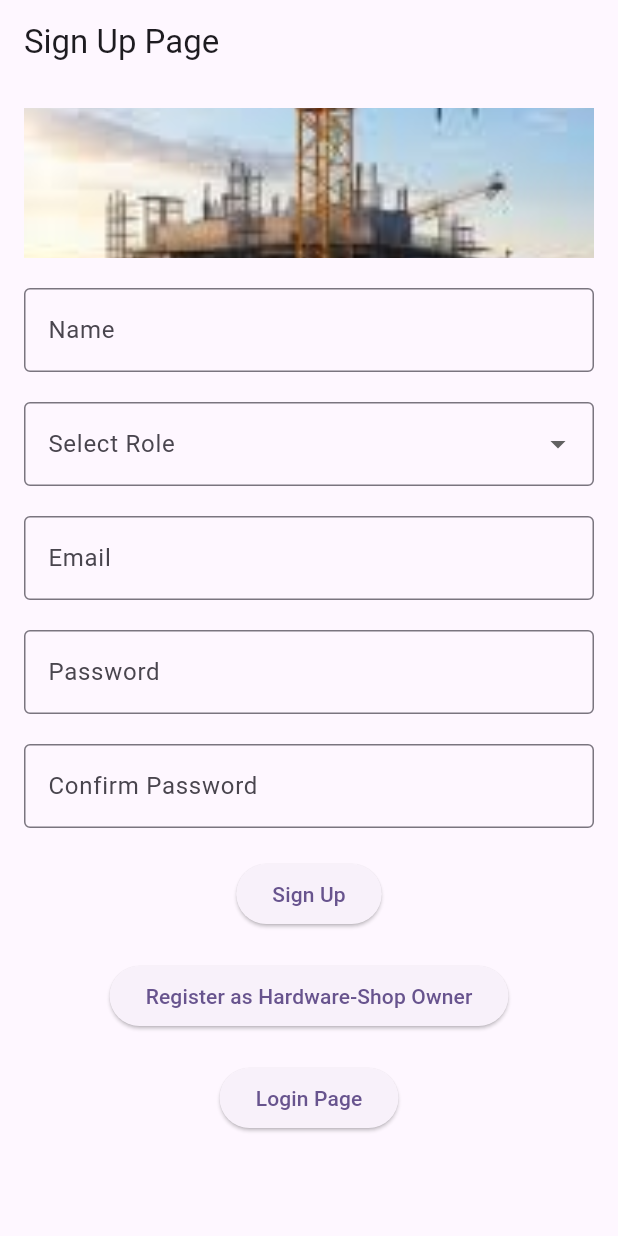
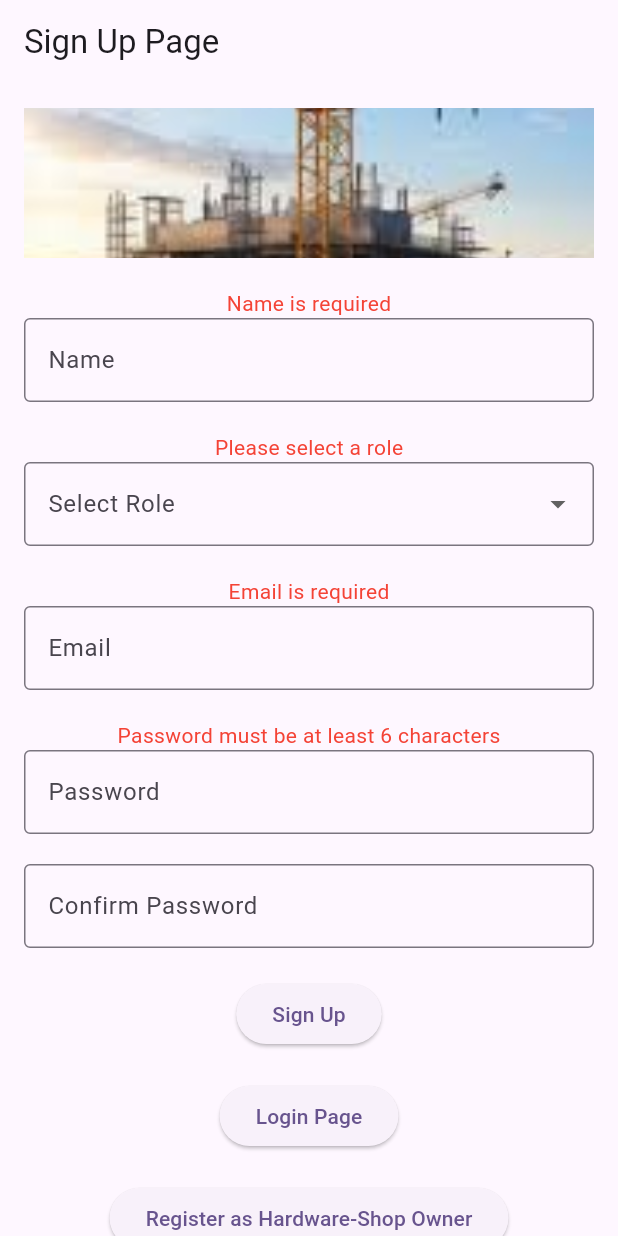
Before and after one commit to Kavishka-Ranasinghe/Buildsphere-Mobile-App, a Flutter app: the screen it shows after launch, after a tap on "Sign Up", on a phone screen of 412 x 824 dp. Run offline on Flutter 3.47's test engine with Material 3 defaults, Android fonts, the phone set to English and light mode, and no system bars; our stand-ins replace image_picker, shared_preferences.

Commit message:
Adding validation for signup

```diff
--- a/lib/sign_up.dart
+++ b/lib/sign_up.dart
@@ -18,17 +18,30 @@ class _SignUpPageState extends State<SignUpPage> {
   String? _selectedRole;
   final List<String> _roles = ['Client', 'Engineer', 'Planner'];
 
-  void _showPasswordMismatchDialog() {
+  final _formKey = GlobalKey<FormState>();
+
+  // Error messages
+  String? _nameError;
+  String? _roleError;
+  String? _emailError;
+  String? _passwordError;
+  String? _confirmPasswordError;
+
+  void _showSignUpSuccessDialog() {
     showDialog(
       context: context,
       builder: (BuildContext context) {
         return AlertDialog(
-          title: const Text('Error'),
-          content: const Text('Passwords do not match. Please try again.'),
+          title: const Text('Success'),
+          content: const Text('Sign-up successful! You can now log in.'),
           actions: [
             TextButton(
               onPressed: () {
                 Navigator.of(context).pop(); // Close the dialog
+                Navigator.push(
+                  context,
+                  MaterialPageRoute(builder: (context) => const LoginPage()),
+                ); // Navigate to LoginPage
               },
               child: const Text('OK'),
             ),
@@ -36,6 +49,37 @@ class _SignUpPageState extends State<SignUpPage> {
         );
       },
     );
+  }
+
+  bool _validateEmail(String email) {
+    final RegExp emailRegex = RegExp(
+        r'^[a-zA-Z0-9._%+-]+@[a-zA-Z0-9.-]+\.[a-zA-Z]{2,}$');
+    return emailRegex.hasMatch(email);
+  }
+
+  void _validateInputs() {
+    setState(() {
+      _nameError = _nameController.text.isEmpty ? 'Name is required' : null;
+      _roleError = _selectedRole == null ? 'Please select a role' : null;
+      _emailError = _emailController.text.isEmpty
+          ? 'Email is required'
+          : (!_validateEmail(_emailController.text) ? 'Enter a valid email' : null);
+      _passwordError = _passwordController.text.length < 6
+          ? 'Password must be at least 6 characters'
+          : null;
+      _confirmPasswordError = _confirmPasswordController.text != _passwordController.text
+          ? 'Passwords do not match'
+          : null;
+    });
+
+    // If all fields are valid, show success message
+    if (_nameError == null &&
+        _roleError == null &&
+        _emailError == null &&
+        _passwordError == null &&
+        _confirmPasswordError == null) {
+      _showSignUpSuccessDialog();
+    }
   }
 
   @override
@@ -46,6 +90,8 @@ class _SignUpPageState extends State<SignUpPage> {
       ),
       body: SingleChildScrollView(
         padding: const EdgeInsets.all(16.0),
+        child: Form(
+          key: _formKey,
           child: Column(
             mainAxisAlignment: MainAxisAlignment.start,
             children: [
@@ -59,7 +105,11 @@ class _SignUpPageState extends State<SignUpPage> {
                 ),
               ),
               const SizedBox(height: 20),
-            TextField(
+
+              // Name Input
+              if (_nameError != null)
+                Text(_nameError!, style: const TextStyle(color: Colors.red)),
+              TextFormField(
                 controller: _nameController,
                 decoration: const InputDecoration(
                   labelText: 'Name',
@@ -67,6 +117,10 @@ class _SignUpPageState extends State<SignUpPage> {
                 ),
               ),
               const SizedBox(height: 20),
+
+              // Role Selection
+              if (_roleError != null)
+                Text(_roleError!, style: const TextStyle(color: Colors.red)),
               DropdownButtonFormField<String>(
                 value: _selectedRole,
                 items: _roles.map((role) {
@@ -86,7 +140,11 @@ class _SignUpPageState extends State<SignUpPage> {
                 ),
               ),
               const SizedBox(height: 20),
-            TextField(
+
+              // Email Input
+              if (_emailError != null)
+                Text(_emailError!, style: const TextStyle(color: Colors.red)),
+              TextFormField(
                 controller: _emailController,
                 decoration: const InputDecoration(
                   labelText: 'Email',
@@ -94,7 +152,11 @@ class _SignUpPageState extends State<SignUpPage> {
                 ),
               ),
               const SizedBox(height: 20),
-            TextField(
+
+              // Password Input
+              if (_passwordError != null)
+                Text(_passwordError!, style: const TextStyle(color: Colors.red)),
+              TextFormField(
                 controller: _passwordController,
                 decoration: const InputDecoration(
                   labelText: 'Password',
@@ -103,7 +165,11 @@ class _SignUpPageState extends State<SignUpPage> {
                 obscureText: true,
               ),
               const SizedBox(height: 20),
-            TextField(
+
+              // Confirm Password Input
+              if (_confirmPasswordError != null)
+                Text(_confirmPasswordError!, style: const TextStyle(color: Colors.red)),
+              TextFormField(
                 controller: _confirmPasswordController,
                 decoration: const InputDecoration(
                   labelText: 'Confirm Password',
@@ -112,20 +178,29 @@ class _SignUpPageState extends State<SignUpPage> {
                 obscureText: true,
               ),
               const SizedBox(height: 20),
+
+              // Sign Up Button
               ElevatedButton(
-              onPressed: () {
-                if (_passwordController.text == _confirmPasswordController.text) {
-                  // Handle normal sign-up logic
-                } else {
-                  _showPasswordMismatchDialog();
-                }
-              },
+                onPressed: _validateInputs,
                 child: const Text('Sign Up'),
               ),
               const SizedBox(height: 20),
+
+              // Login Button
               ElevatedButton(
                 onPressed: () {
-                // Navigate to hardware shop owner registration page
+                  Navigator.push(
+                    context,
+                    MaterialPageRoute(builder: (context) => const LoginPage()),
+                  );
+                },
+                child: const Text('Login Page'),
+              ),
+              const SizedBox(height: 20),
+
+              // Hardware Shop Owner Registration Button
+              ElevatedButton(
+                onPressed: () {
                   Navigator.push(
                     context,
                     MaterialPageRoute(builder: (context) => const HardwareShopOwnerSignUpPage()),
@@ -133,18 +208,8 @@ class _SignUpPageState extends State<SignUpPage> {
                 },
                 child: const Text('Register as Hardware-Shop Owner'),
               ),
-            const SizedBox(height: 20),
-            ElevatedButton(
-              onPressed: () {
-                // Navigate to LoginPage
-                Navigator.push(
-                  context,
-                  MaterialPageRoute(builder: (context) => const LoginPage()),
-                );
-              },
-              child: const Text('Login Page'),
+            ],
           ),
-          ],
         ),
       ),
     );
```
Lines whose indentation alone changed are shown as unchanged.
